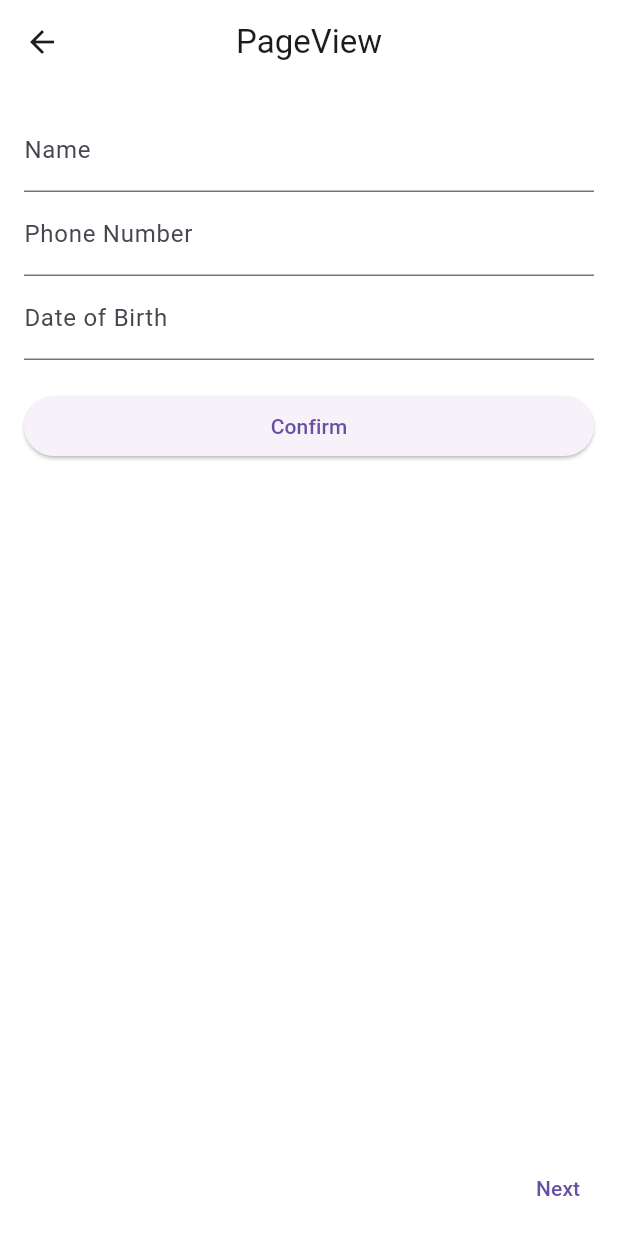
After one commit to bbarkse93/PracticeWidgets, a Flutter app: the PageViewPage screen opened by its route, after a tap on "Confirm", after a tap on "Previous", on a phone screen of 412 x 824 dp. The commit adds this screen. Run offline on Flutter 3.47's test engine with Material 3 defaults, Android fonts, the light colour scheme and no system bars.

Commit message:
PageView

```diff
--- a/lib/component/move.dart
+++ b/lib/component/move.dart
@@ -1,5 +1,6 @@
 import 'package:flutter/cupertino.dart';
 import 'package:practice_widgets/test_widgets/expansion_panel_list/expansionPanelListPage.dart';
+import 'package:practice_widgets/test_widgets/page_view/pageViewPage.dart';
 import 'package:practice_widgets/test_widgets/testPage.dart';
 
 
@@ -7,6 +8,7 @@ import 'package:practice_widgets/test_widgets/testPage.dart';
 class Move {
   static String testPage = "/test";
   static String expansionPanelListPage = "/expansionPanelList";
+  static String pageViewPage = "/pageView";
 
 }
 
@@ -14,5 +16,6 @@ Map<String, Widget Function(BuildContext)> getRouters() {
   return {
     Move.testPage: (context) => TestPage(),
     Move.expansionPanelListPage: (context) => ExpansionPanelListPage(),
+    Move.pageViewPage: (context) => PageViewPage(),
   };
 }
--- a/lib/defaultPage.dart
+++ b/lib/defaultPage.dart
@@ -11,6 +11,7 @@ class DefaultPage extends StatelessWidget {
     return Scaffold(
       backgroundColor: Colors.white,
       appBar: AppBar(
+        backgroundColor: Colors.white,
         centerTitle: true,
         title: const Text('기본페이지'),
       ),
@@ -28,6 +29,11 @@ class DefaultPage extends StatelessWidget {
               onTap: () {
                 Navigator.of(context).pushNamed(Move.expansionPanelListPage);
               }),
+          TestComponent(
+              widgetName: 'pageView',
+              onTap: () {
+                Navigator.of(context).pushNamed(Move.pageViewPage);
+              })
         ],
       ),
     );
--- a/lib/test_widgets/expansion_panel_list/expansionPanelListPage.dart
+++ b/lib/test_widgets/expansion_panel_list/expansionPanelListPage.dart
@@ -23,6 +23,11 @@ class _ExpansionPanelListPageState extends State<ExpansionPanelListPage> {
   @override
   Widget build(BuildContext context) {
     return Scaffold(
+      appBar: AppBar(
+        backgroundColor: Colors.white,
+        centerTitle: true,
+        title: const Text('ExpansionPanelList'),
+      ),
       backgroundColor: Colors.white,
       body: ListView(
         children: List.generate(titles.length, (index) {
--- /dev/null
+++ b/lib/test_widgets/page_view/pageViewPage.dart
@@ -0,0 +1,103 @@
+import 'package:flutter/material.dart';
+import 'package:practice_widgets/test_widgets/page_view/page_view_elements/accountPage.dart';
+import 'package:practice_widgets/test_widgets/page_view/page_view_elements/detailPage.dart';
+import 'package:practice_widgets/test_widgets/page_view/page_view_elements/personalPage.dart';
+
+class PageViewPage extends StatefulWidget {
+  @override
+  _PageViewPageState createState() => _PageViewPageState();
+}
+
+class _PageViewPageState extends State<PageViewPage> {
+  final PageController _pageController = PageController();
+  int _currentPage = 0;
+
+  void _nextPage() {
+    if (_currentPage < 2) {
+      _pageController.animateToPage(
+        _currentPage + 1,
+        duration: Duration(milliseconds: 300),
+        curve: Curves.easeIn,
+      );
+      setState(() {
+        _currentPage += 1;
+      });
+    }
+  }
+
+  void _previousPage() {
+    if (_currentPage > 0) {
+      _pageController.animateToPage(
+        _currentPage - 1,
+        duration: Duration(milliseconds: 300),
+        curve: Curves.easeIn,
+      );
+      setState(() {
+        _currentPage -= 1;
+      });
+    }
+  }
+
+  @override
+  Widget build(BuildContext context) {
+    return Scaffold(
+      backgroundColor: Colors.white,
+      appBar: AppBar(
+        backgroundColor: Colors.white,
+        centerTitle: true,
+        title: const Text('PageView'),
+      ),
+      body: Column(
+        children: [
+          Expanded(
+            child: PageView(
+              controller: _pageController,
+              onPageChanged: (index) {
+                setState(() {
+                  _currentPage = index;
+                });
+              },
+              physics: NeverScrollableScrollPhysics(), // 스와이프 비활성화
+              children: [
+                PersonalPage(onPressed: _nextPage),
+                AccountPage(onPressed: _nextPage),
+                DetailPage(
+                  onPressed: () {},
+                )
+              ],
+            ),
+          ),
+          Padding(
+            padding: const EdgeInsets.all(8.0),
+            child: Row(
+              mainAxisAlignment: MainAxisAlignment.spaceBetween,
+              children: [
+                if (_currentPage > 0)
+                  TextButton(
+                    onPressed: _previousPage,
+                    child: Text('Previous'),
+                  ),
+                if (_currentPage < 2)
+                  Spacer(), // To push the Next button to the right
+                if (_currentPage < 2)
+                  TextButton(
+                    onPressed: _nextPage,
+                    child: Text('Next'),
+                  ),
+                if (_currentPage == 2)
+                  Spacer(), // To push the Submit button to the right
+                if (_currentPage == 2)
+                  TextButton(
+                    onPressed: () {
+                      // 회원가입 완료 로직
+                    },
+                    child: Text('Submit'),
+                  ),
+              ],
+            ),
+          ),
+        ],
+      ),
+    );
+  }
+}
--- /dev/null
+++ b/lib/test_widgets/page_view/page_view_elements/accountPage.dart
@@ -0,0 +1,30 @@
+import 'package:flutter/material.dart';
+
+class AccountPage extends StatelessWidget {
+  final VoidCallback onPressed;
+  const AccountPage({super.key, required this.onPressed});
+
+  @override
+  Widget build(BuildContext context) {
+    return Padding(
+      padding: EdgeInsets.all(16.0),
+      child: Column(
+        crossAxisAlignment: CrossAxisAlignment.stretch,
+        children: [
+          TextField(
+            decoration: InputDecoration(labelText: 'Email'),
+          ),
+          TextField(
+            decoration: InputDecoration(labelText: 'Password'),
+            obscureText: true,
+          ),
+          SizedBox(height: 20),
+          ElevatedButton(
+            onPressed: onPressed,
+            child: Text('Confirm'),
+          ),
+        ],
+      ),
+    );
+  }
+}
--- /dev/null
+++ b/lib/test_widgets/page_view/page_view_elements/detailPage.dart
@@ -0,0 +1,33 @@
+import 'package:flutter/material.dart';
+
+class DetailPage extends StatelessWidget {
+  final VoidCallback onPressed;
+
+  const DetailPage({super.key, required this.onPressed});
+
+  @override
+  Widget build(BuildContext context) {
+    return Padding(
+      padding: EdgeInsets.all(16.0),
+      child: Column(
+        crossAxisAlignment: CrossAxisAlignment.stretch,
+        children: [
+          TextField(
+            decoration: InputDecoration(labelText: 'Detail 1'),
+          ),
+          TextField(
+            decoration: InputDecoration(labelText: 'Detail 2'),
+          ),
+          TextField(
+            decoration: InputDecoration(labelText: 'Detail 3'),
+          ),
+          SizedBox(height: 20),
+          ElevatedButton(
+            onPressed: onPressed,
+            child: Text('Submit'),
+          ),
+        ],
+      ),
+    );
+  }
+}
--- /dev/null
+++ b/lib/test_widgets/page_view/page_view_elements/personalPage.dart
@@ -0,0 +1,33 @@
+import 'package:flutter/material.dart';
+
+class PersonalPage extends StatelessWidget {
+ final VoidCallback onPressed;
+  const PersonalPage({super.key, required this.onPressed});
+
+  @override
+  Widget build(BuildContext context) {
+
+    return Padding(
+      padding: EdgeInsets.all(16.0),
+      child: Column(
+        crossAxisAlignment: CrossAxisAlignment.stretch,
+        children: [
+          TextField(
+            decoration: InputDecoration(labelText: 'Name'),
+          ),
+          TextField(
+            decoration: InputDecoration(labelText: 'Phone Number'),
+          ),
+          TextField(
+            decoration: InputDecoration(labelText: 'Date of Birth'),
+          ),
+          SizedBox(height: 20),
+          ElevatedButton(
+            onPressed: onPressed,
+            child: Text('Confirm'),
+          ),
+        ],
+      ),
+    );
+  }
+}
```
